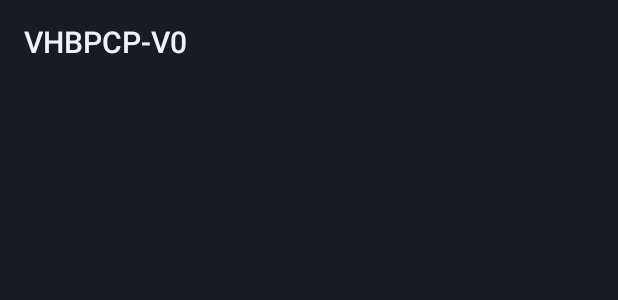
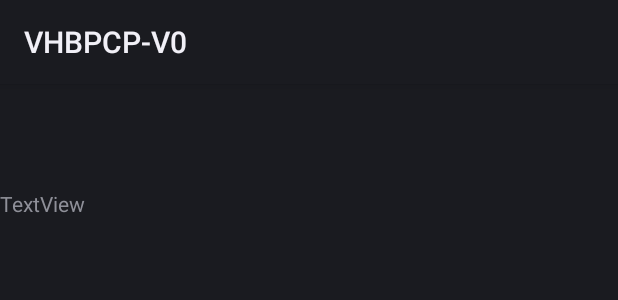
Before and after one commit to morgane-bouchard/PPE4_android, an Android app: the layout activity_reformulation_description.xml on its own in the app's theme, with its tools: preview values and no code run, on a phone screen of 412 x 824 dp. Shown: the top 300 px of the screen. Run offline under Robolectric (Android 15) with nearby library versions, the phone set to English and light mode, and no system bars; network calls fail.

Commit message:
Implementation des derniere modif/reformulation

```diff
--- a/app/src/main/java/fr/vhb/sio/vhbpcp/ReformulationActivity.java
+++ b/app/src/main/java/fr/vhb/sio/vhbpcp/ReformulationActivity.java
@@ -3,6 +3,7 @@ package fr.vhb.sio.vhbpcp;
 import java.util.ArrayList;
 
 import fr.vhb.sio.vhbpcp.dao.PasserelleActiviteCitee;
+import fr.vhb.sio.vhbpcp.dao.PasserelleCompActiviteCitee;
 import fr.vhb.sio.vhbpcp.metier.Activite;
 import fr.vhb.sio.vhbpcp.metier.Situation;
 
--- a/app/src/main/res/layout/activity_reformulation_description.xml
+++ b/app/src/main/res/layout/activity_reformulation_description.xml
@@ -1,6 +1,20 @@
 <?xml version="1.0" encoding="utf-8"?>
 <LinearLayout xmlns:android="http://schemas.android.com/apk/res/android"
     android:orientation="vertical" android:layout_width="match_parent"
-    android:layout_height="match_parent">
+    android:layout_height="match_parent"
+    android:weightSum="1">
+
+    <ListView
+        android:id="@+id/ListViewCompétence"
+        android:layout_width="match_parent"
+        android:layout_height="63dp"
+        android:layout_weight="0.01" />
+
+    <TextView
+        android:id="@+id/textViewReformulation"
+        android:layout_width="match_parent"
+        android:layout_height="wrap_content"
+        android:layout_weight="0.21"
+        android:text="TextView" />
 
 </LinearLayout>
```
Also changed, not shown: app/src/main/java/fr/vhb/sio/vhbpcp/DescriptionReformulationActivity.java (+83 -0 lines), app/src/main/java/fr/vhb/sio/vhbpcp/PCPApplication.java (+9 -0 lines), app/src/main/java/fr/vhb/sio/vhbpcp/dao/Passerelle.java (+7 -0 lines), app/src/main/java/fr/vhb/sio/vhbpcp/dao/PasserelleCompActiviteCitee.java (added, +68 -0 lines), app/src/main/java/fr/vhb/sio/vhbpcp/metier/Competence.java (added, +33 -0 lines).
